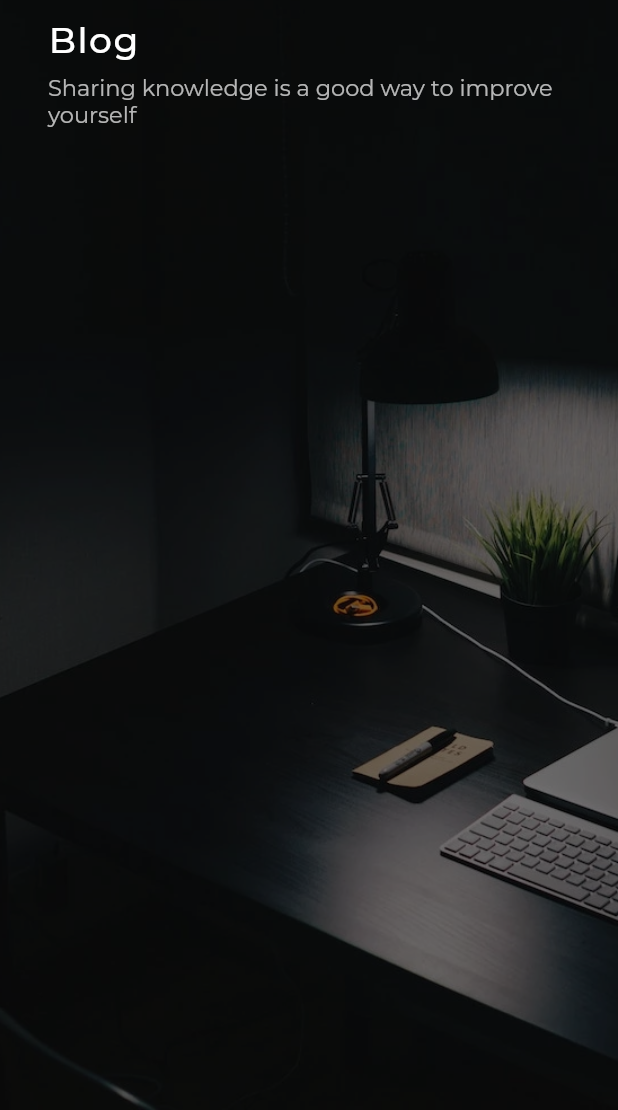
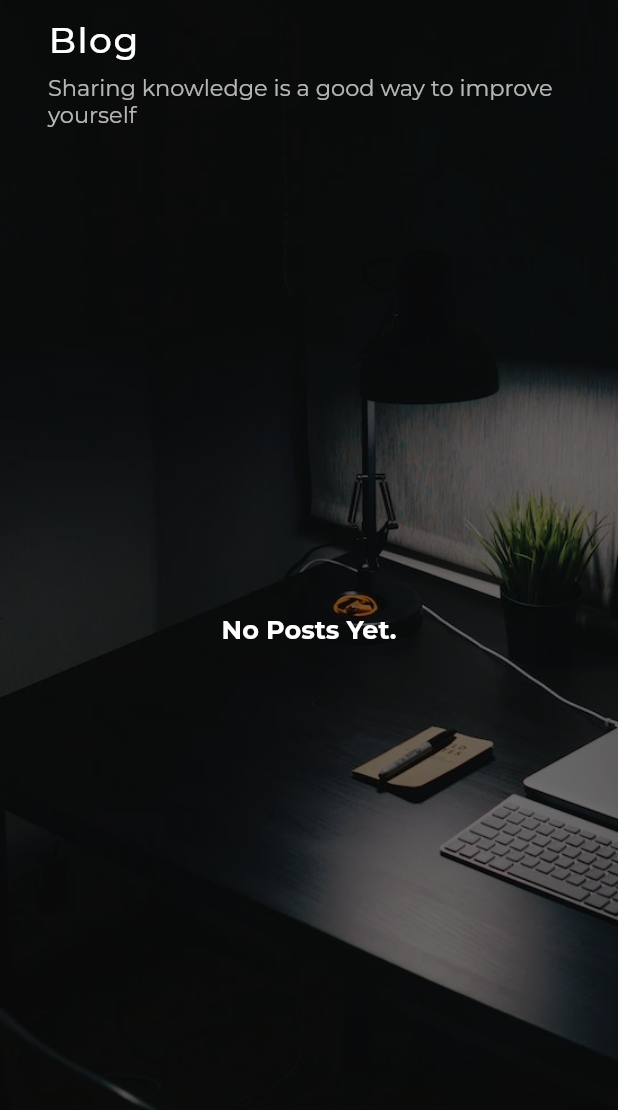
Before and after one commit to phuchuynhStrong/androidker, a Flutter app: the BlogPage screen opened directly, on a phone screen of 412 x 824 dp, the part 126-1236 px from its top. Run offline on Flutter 3.47's test engine with Material 2 defaults, Android fonts, the phone set to English and light mode, and no system bars; our stand-ins replace bloc, cloud_firestore, firebase_core, flutter_bloc, flutter_colorpicker, flutter_keyboard_visibility and 16 more; missing offline and left inert: enum_to_string; accounts and stored records are empty.

Commit message:
Some UI improvements

```diff
--- a/lib/views/blog/blog_page.dart
+++ b/lib/views/blog/blog_page.dart
@@ -14,6 +14,7 @@ class BlogPage extends StatelessWidget {
 
   @override
   Widget build(BuildContext context) {
+    final theme = Theme.of(context);
     return BlocProvider<BlogPageBloc>(
       create: (context) => BlogPageBloc(
         articleRepository: context.read<ArticleComponent>().module?.repository,
@@ -36,6 +37,19 @@ class BlogPage extends StatelessWidget {
                   builder: (context, state) {
                     if (state.isFetching) {
                       return Container();
+                    }
+
+                    if (state.fetched && state.data.isEmpty) {
+                      return Center(
+                        child: Text(
+                          "No Posts Yet.",
+                          style: GoogleFonts.montserrat(
+                            fontSize: 17,
+                            fontWeight: FontWeight.bold,
+                            color: theme.colorScheme.onBackground,
+                          ),
+                        ),
+                      );
                     }
 
                     return ListView.builder(
--- a/lib/views/cv/cv_viewer.dart
+++ b/lib/views/cv/cv_viewer.dart
@@ -21,7 +21,6 @@ class _AppCvViewerState extends State<AppCvViewer> {
     super.initState();
     pdfController = PdfController(
       document: PdfDocument.openAsset('assets/raw/phuc-cv-2021.pdf'),
-      viewportFraction: 0.5,
     );
   }
 
```
Also changed, not shown: lib/views/blog/blog_item.dart (+5 -3 lines), lib/views/home_page/home_page.dart (+30 -31 lines), 1 other file.
